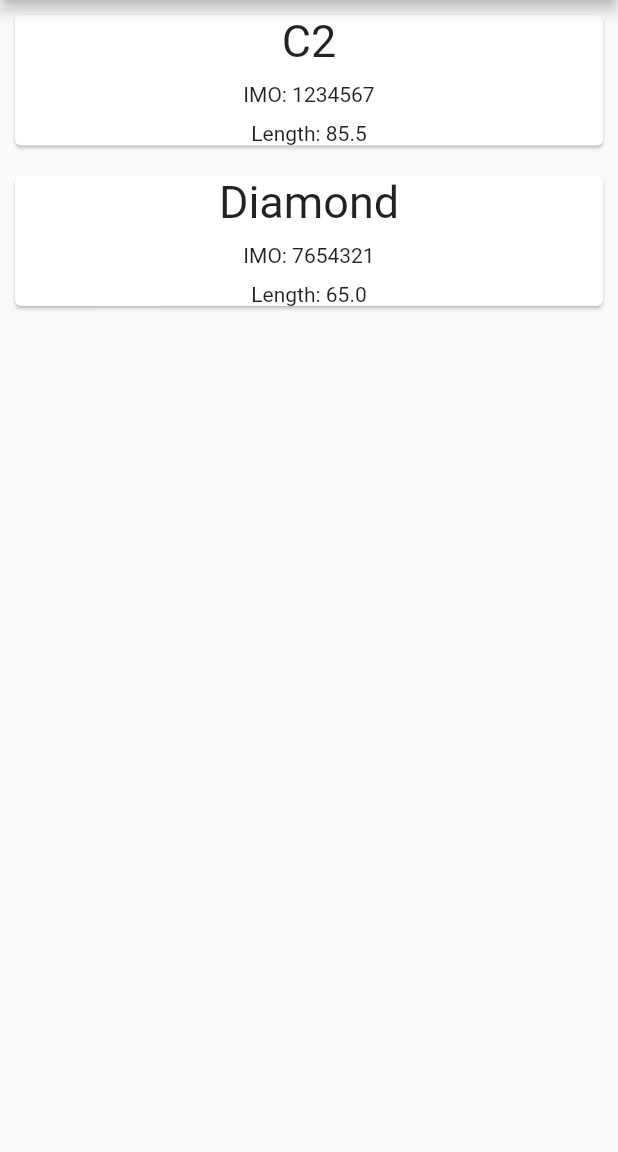
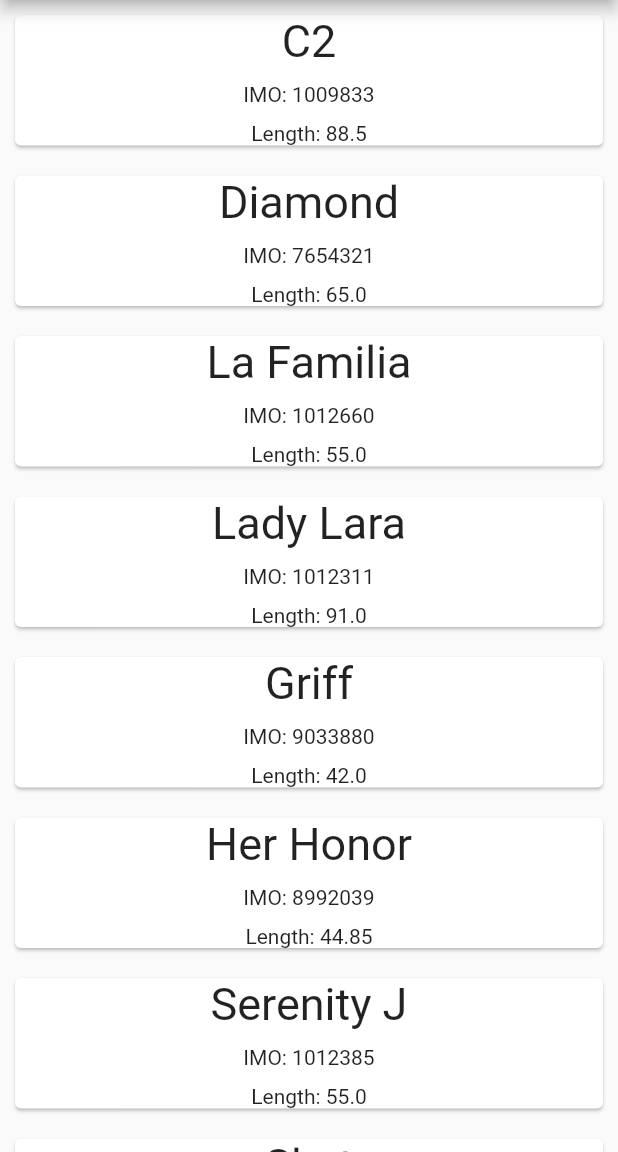
Before and after one commit to RobBebb/yacht_hive, a Flutter app: the screen it shows after launch, on a phone screen of 412 x 824 dp, the part 84-1236 px from its top. Run offline on Flutter 3.47's test engine with Material 2 defaults, Android fonts, the phone set to English and light mode, and no system bars; our stand-ins replace sqflite; accounts and stored records are empty.

Commit message:
Finished the list screen

```diff
--- a/lib/yachts/infrastructure/yacht_repository_in_memory.dart
+++ b/lib/yachts/infrastructure/yacht_repository_in_memory.dart
@@ -8,15 +8,57 @@ class YachtRepositoryInline implements YachtRepository {
     Yacht(
       id: 1,
       name: 'C2',
-      imo: 1234567,
-      length: 85.5,
+      imo: 1009833,
+      length: 88.5,
     ),
     Yacht(
-      id: 1,
+      id: 2,
       name: 'Diamond',
       imo: 7654321,
       length: 65,
-    )
+    ),
+    Yacht(
+      id: 3,
+      name: 'La Familia',
+      imo: 1012660,
+      length: 55,
+    ),
+    Yacht(
+      id: 4,
+      name: 'Lady Lara',
+      imo: 1012311,
+      length: 91,
+    ),
+    Yacht(
+      id: 5,
+      name: 'Griff',
+      imo: 9033880,
+      length: 42,
+    ),
+    Yacht(
+      id: 6,
+      name: 'Her Honor',
+      imo: 8992039,
+      length: 44.85,
+    ),
+    Yacht(
+      id: 7,
+      name: 'Serenity J',
+      imo: 1012385,
+      length: 55,
+    ),
+    Yacht(
+      id: 8,
+      name: 'Skat',
+      imo: 1007287,
+      length: 70.7,
+    ),
+    Yacht(
+      id: 8,
+      name: 'SYZYGY 818',
+      imo: 9798258,
+      length: 77.25,
+    ),
   ];
 
   @override
```
